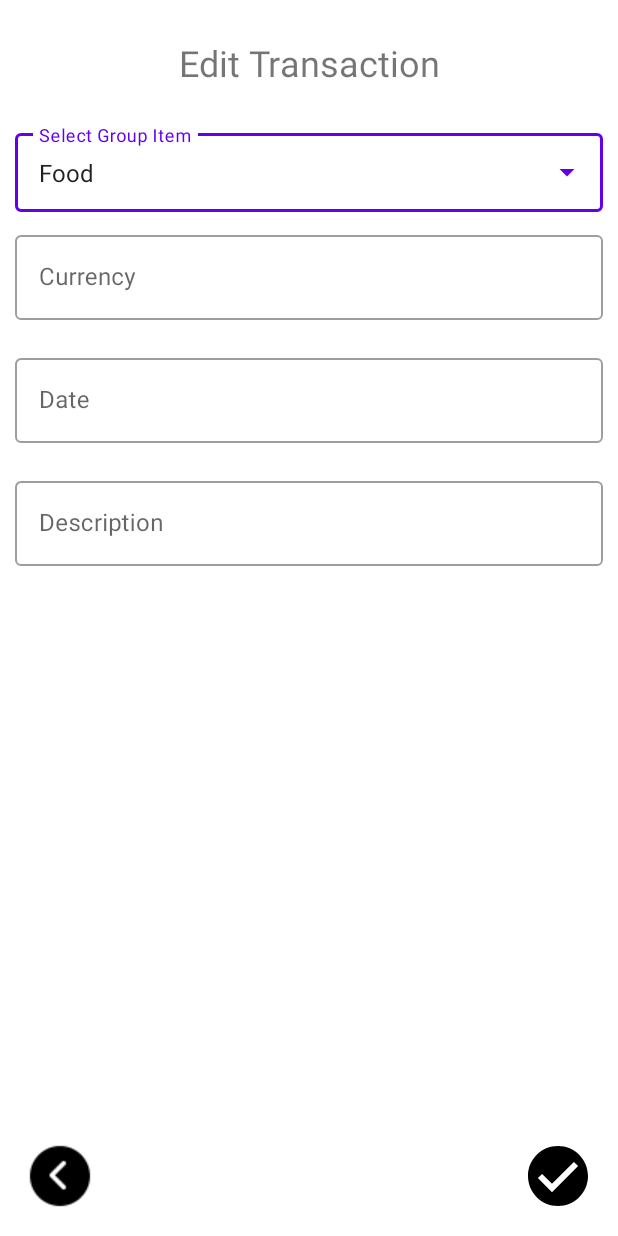
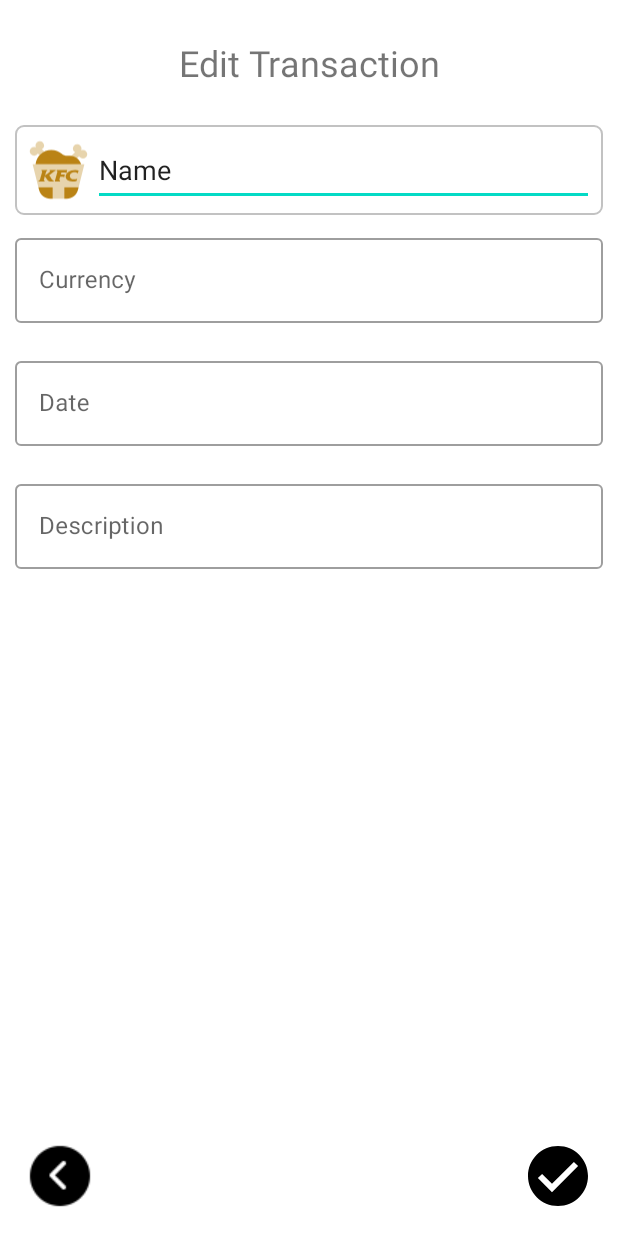
Before and after one commit to Thuancvce150378/Dteam_Android_DPots, an Android app: the layout activity_edit_transaction.xml on its own in the app's theme, with its tools: preview values and no code run, on a phone screen of 412 x 824 dp. Run offline under Robolectric (Android 15) with nearby library versions, the phone set to English and light mode, and no system bars.

Commit message:
update edit transaction

```diff
--- a/app/src/main/java/com/example/dteam_android_dia/MainActivity.java
+++ b/app/src/main/java/com/example/dteam_android_dia/MainActivity.java
@@ -13,7 +13,7 @@ public class MainActivity extends AppCompatActivity {
         if(true)//check user have been value for income
         {
 //            setContentView(R.layout.activity_home);
-             Intent intent = new Intent(MainActivity.this, edit_transaction.class);
+             Intent intent = new Intent(MainActivity.this, AddTransaction.class);
              startActivity(intent);
         }
         else
--- /dev/null
+++ b/app/src/main/res/drawable/border_grey.xml
@@ -0,0 +1,16 @@
+<?xml version="1.0" encoding="utf-8"?>
+<shape xmlns:android="http://schemas.android.com/apk/res/android" >
+    <stroke
+        android:width="1dp"
+        android:color="@color/grey" />
+
+    <solid android:color="#ffffff" />
+
+    <padding
+        android:left="1dp"
+        android:right="1dp"
+        android:bottom="1dp"
+        android:top="1dp" />
+
+    <corners android:radius="5dp" />
+</shape>
--- a/app/src/main/res/layout/activity_edit_transaction.xml
+++ b/app/src/main/res/layout/activity_edit_transaction.xml
@@ -34,28 +34,42 @@
         app:layout_constraintTop_toBottomOf="@+id/textView2">
 
 
-        <LinearLayout
+        <TableLayout
             android:layout_width="match_parent"
             android:layout_height="wrap_content"
-            android:orientation="vertical">
+            android:background="@drawable/border_grey">
 
-            <com.google.android.material.textfield.TextInputLayout
+            <TableRow
                 android:layout_width="match_parent"
                 android:layout_height="match_parent"
-                android:hint="Select Group Item"
-                style="@style/Widget.MaterialComponents.TextInputLayout.OutlinedBox.ExposedDropdownMenu"
-                >
+                android:padding="5dp"
+                android:paddingStart="5dp"
+                android:paddingLeft="5dp"
+                android:paddingTop="5dp"
+                android:paddingEnd="5dp"
+                android:paddingRight="5dp"
+                android:paddingBottom="5dp">
 
-                <AutoCompleteTextView
-                    android:id="@+id/autoCompleteTextView"
-                    android:layout_width="match_parent"
+                <ImageView
+                    android:id="@+id/ImgGroupItem"
+                    android:layout_width="46dp"
+                    android:layout_height="match_parent"
+                    android:contentDescription="TODO"
+                    app:srcCompat="@drawable/kfc_chicken" />
+
+                <EditText
+                    android:id="@+id/txtItemDescription"
+                    android:layout_width="wrap_content"
                     android:layout_height="wrap_content"
-                    android:inputType="none"
-                    android:padding="15dp"
-                    android:text="Food" />
+                    android:layout_weight="1"
+                    android:ems="10"
+                    android:inputType="textPersonName"
+                    android:minHeight="48dp"
+                    android:text="Name" />
+            </TableRow>
 
-            </com.google.android.material.textfield.TextInputLayout>
-        </LinearLayout>
+        </TableLayout>
+
 
         <LinearLayout
             android:layout_width="match_parent"
--- a/app/src/main/res/values/colors.xml
+++ b/app/src/main/res/values/colors.xml
@@ -8,5 +8,6 @@
     <color name="black">#FF000000</color>
     <color name="red">#FF0000</color>
     <color name="white">#FFFFFF</color>
+    <color name="grey">#C2C2C2</color>
 
 </resources>
```
